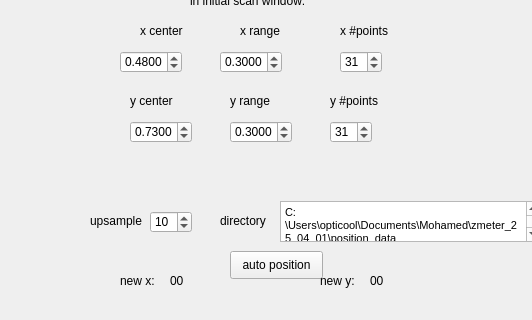
The window that auto_position/auto_position_GUI.ui (Mohamed-ShehabEldin/zmeter) describes before a commit, drawn with Qt 5; both pictures show x 0 to 532 and y 139 to 459 of the 624 by 459 pixel window.
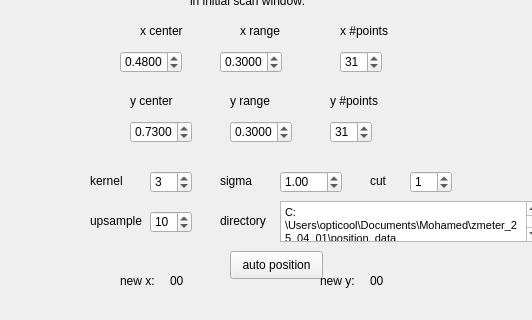
The same window after the commit.

Patch:
```diff
--- a/auto_position/auto_position_GUI.ui
+++ b/auto_position/auto_position_GUI.ui
@@ -193,6 +193,111 @@
     <double>0.730000000000000</double>
    </property>
   </widget>
+  <widget class="QLabel" name="label_25">
+   <property name="geometry">
+    <rect>
+     <x>90</x>
+     <y>310</y>
+     <width>61</width>
+     <height>20</height>
+    </rect>
+   </property>
+   <property name="text">
+    <string>kernel</string>
+   </property>
+  </widget>
+  <widget class="QSpinBox" name="kernel_spin">
+   <property name="geometry">
+    <rect>
+     <x>150</x>
+     <y>310</y>
+     <width>42</width>
+     <height>22</height>
+    </rect>
+   </property>
+   <property name="minimum">
+    <number>1</number>
+   </property>
+   <property name="maximum">
+    <number>99</number>
+   </property>
+   <property name="singleStep">
+    <number>2</number>
+   </property>
+   <property name="value">
+    <number>3</number>
+   </property>
+  </widget>
+  <widget class="QLabel" name="label_26">
+   <property name="geometry">
+    <rect>
+     <x>220</x>
+     <y>310</y>
+     <width>61</width>
+     <height>20</height>
+    </rect>
+   </property>
+   <property name="text">
+    <string>sigma</string>
+   </property>
+  </widget>
+  <widget class="QDoubleSpinBox" name="sigma_spin">
+   <property name="geometry">
+    <rect>
+     <x>280</x>
+     <y>310</y>
+     <width>62</width>
+     <height>22</height>
+    </rect>
+   </property>
+   <property name="decimals">
+    <number>2</number>
+   </property>
+   <property name="minimum">
+    <double>0.000000000000000</double>
+   </property>
+   <property name="maximum">
+    <double>20.000000000000000</double>
+   </property>
+   <property name="singleStep">
+    <double>0.100000000000000</double>
+   </property>
+   <property name="value">
+    <double>1.000000000000000</double>
+   </property>
+  </widget>
+  <widget class="QLabel" name="label_27">
+   <property name="geometry">
+    <rect>
+     <x>370</x>
+     <y>310</y>
+     <width>41</width>
+     <height>20</height>
+    </rect>
+   </property>
+   <property name="text">
+    <string>cut</string>
+   </property>
+  </widget>
+  <widget class="QSpinBox" name="cut">
+   <property name="geometry">
+    <rect>
+     <x>410</x>
+     <y>310</y>
+     <width>42</width>
+     <height>22</height>
+    </rect>
+   </property>
+   <property name="minimum">
+    <number>0</number>
+   </property>
+   <property name="maximum">
+    <number>99</number>
+   </property>
+   <property name="value">
+    <number>1</number>
+   </property>
+  </widget>
   <widget class="QPushButton" name="button_auto_position">
    <property name="geometry">
     <rect>
```
